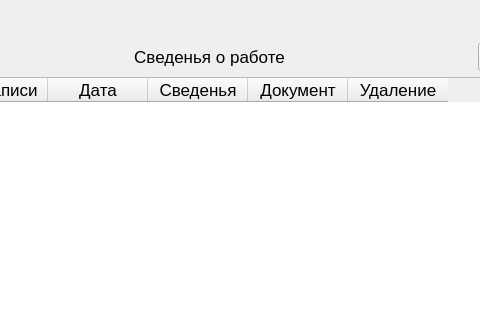
The window that ui/AddCardWin.ui (AndreiDuvakin/E-WorkRecord) describes before a commit, drawn with Qt 5; both pictures show x 579 to 1059 and y 0 to 320 of the 1152 by 651 pixel window.
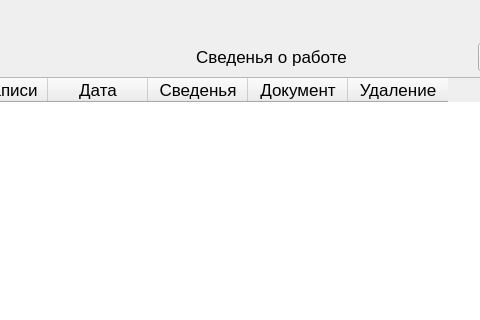
The same window after the commit.

What changed in the file:
```diff
--- a/ui/AddCardWin.ui
+++ b/ui/AddCardWin.ui
@@ -61,14 +61,14 @@
         </property>
        </spacer>
       </item>
-      <item row="0" column="3">
+      <item row="0" column="4">
        <widget class="QPushButton" name="pushButton_4">
         <property name="text">
          <string>+</string>
         </property>
        </widget>
       </item>
-      <item row="0" column="2">
+      <item row="0" column="3">
        <spacer name="horizontalSpacer_5">
         <property name="orientation">
          <enum>Qt::Horizontal</enum>
@@ -81,7 +81,7 @@
         </property>
        </spacer>
       </item>
-      <item row="0" column="1">
+      <item row="0" column="2">
        <widget class="QLabel" name="label_10">
         <property name="text">
          <string>Сведенья о работе</string>
@@ -91,7 +91,7 @@
         </property>
        </widget>
       </item>
-      <item row="1" column="0" colspan="5">
+      <item row="1" column="0" colspan="6">
        <widget class="QTableWidget" name="tableWidget">
         <column>
          <property name="text">
@@ -120,6 +120,19 @@
         </column>
        </widget>
       </item>
+      <item row="0" column="1">
+       <spacer name="horizontalSpacer_6">
+        <property name="orientation">
+         <enum>Qt::Horizontal</enum>
+        </property>
+        <property name="sizeHint" stdset="0">
+         <size>
+          <width>40</width>
+          <height>20</height>
+         </size>
+        </property>
+       </spacer>
+      </item>
      </layout>
     </item>
     <item row="0" column="1">
```
